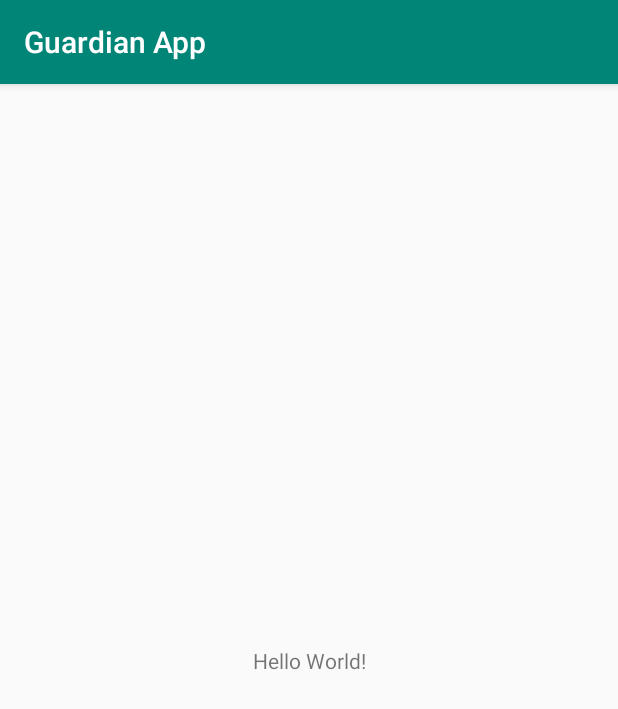
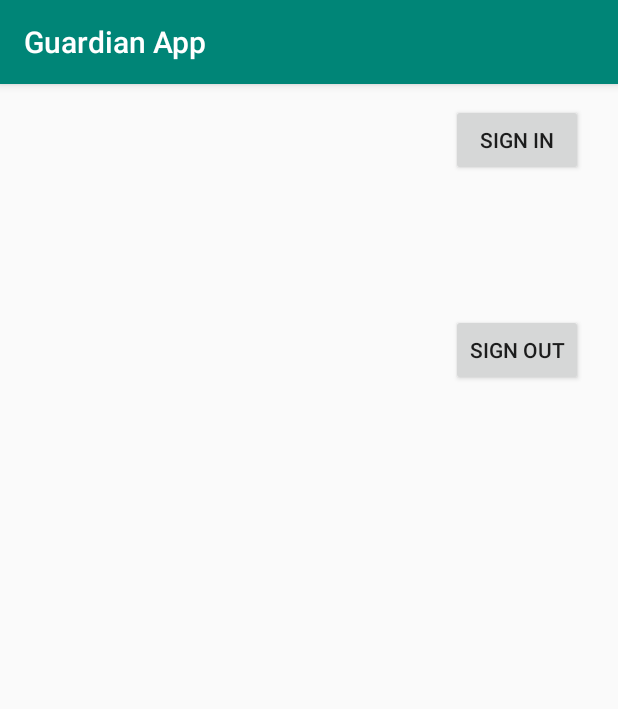
Before and after one commit to mendess/SIRS, an Android app: the screen it shows after launch (MainActivity), on a phone screen of 412 x 824 dp. Shown: the top 709 px of the screen. Run offline under Robolectric (Android 15) with nearby library versions, the phone set to English and light mode, and no system bars; our stand-ins replace Firebase (no records; nobody signed in at launch, a user with empty details on screens opened directly).

Commit message:
Sign In/Out buttons added

```diff
--- a/Guardian/app/src/main/java/com/sirs/guardianapp/MainActivity.java
+++ b/Guardian/app/src/main/java/com/sirs/guardianapp/MainActivity.java
@@ -27,7 +27,7 @@ import com.google.firebase.auth.FirebaseUser;
 import com.google.firebase.auth.GoogleAuthProvider;
 
 
-public class MainActivity extends AppCompatActivity implements View.OnClickListener{
+public class MainActivity extends AppCompatActivity implements View.OnClickListener {
 
     private FirebaseAuth mAuth;
     private GoogleSignInClient mGoogleSignInClient;
@@ -38,6 +38,11 @@ public class MainActivity extends AppCompatActivity implements View.OnClickListe
     protected void onCreate(Bundle savedInstanceState) {
         super.onCreate(savedInstanceState);
         setContentView(R.layout.activity_main);
+
+        // Button listeners
+        findViewById(R.id.signInButton).setOnClickListener(this);
+        findViewById(R.id.signOutButton).setOnClickListener(this);
+
         GoogleSignInOptions gso = new GoogleSignInOptions.Builder(GoogleSignInOptions.DEFAULT_SIGN_IN)
                 .requestIdToken(getString(R.string.default_web_client_id))
                 .requestEmail()
@@ -120,14 +125,12 @@ public class MainActivity extends AppCompatActivity implements View.OnClickListe
 
     @Override
     public void onClick(View v) {
-       /* int i = v.getId();
+        int i = v.getId();
         if (i == R.id.signInButton) {
             signIn();
         } else if (i == R.id.signOutButton) {
             signOut();
-        } else if (i == R.id.disconnectButton) {
-            revokeAccess();
-        }*/
+        }
     }
 
     private void updateUI(FirebaseUser user) {
@@ -146,6 +149,20 @@ public class MainActivity extends AppCompatActivity implements View.OnClickListe
         }
     }
 
+    private void signOut() {
+        // Firebase sign out
+        mAuth.signOut();
+
+        // Google sign out
+        mGoogleSignInClient.signOut().addOnCompleteListener(this,
+                new OnCompleteListener<Void>() {
+                    @Override
+                    public void onComplete(@NonNull Task<Void> task) {
+                        updateUI(null);
+                    }
+                });
+    }
+
 
 
 }
--- a/Guardian/app/src/main/res/layout/activity_main.xml
+++ b/Guardian/app/src/main/res/layout/activity_main.xml
@@ -6,13 +6,31 @@
     android:layout_height="match_parent"
     tools:context=".MainActivity">
 
-    <TextView
+    <Button
+        android:id="@+id/signInButton"
         android:layout_width="wrap_content"
         android:layout_height="wrap_content"
-        android:text="Hello World!"
-        app:layout_constraintBottom_toBottomOf="parent"
-        app:layout_constraintLeft_toLeftOf="parent"
-        app:layout_constraintRight_toRightOf="parent"
+        android:layout_marginStart="300dp"
+        android:layout_marginTop="18dp"
+        android:layout_marginEnd="23dp"
+        android:layout_marginBottom="46dp"
+        android:text="@string/signin_button_text"
+        app:layout_constraintBottom_toTopOf="@+id/signOutButton"
+        app:layout_constraintEnd_toEndOf="parent"
+        app:layout_constraintStart_toStartOf="parent"
         app:layout_constraintTop_toTopOf="parent" />
 
+    <Button
+        android:id="@+id/signOutButton"
+        android:layout_width="wrap_content"
+        android:layout_height="wrap_content"
+        android:layout_marginStart="300dp"
+        android:layout_marginTop="46dp"
+        android:layout_marginEnd="23dp"
+        android:layout_marginBottom="571dp"
+        android:text="@string/signout_button_text"
+        app:layout_constraintBottom_toBottomOf="parent"
+        app:layout_constraintEnd_toEndOf="parent"
+        app:layout_constraintStart_toStartOf="parent"
+        app:layout_constraintTop_toBottomOf="@+id/signInButton" />
 </androidx.constraintlayout.widget.ConstraintLayout>
--- a/Guardian/app/src/main/res/values/strings.xml
+++ b/Guardian/app/src/main/res/values/strings.xml
@@ -1,4 +1,5 @@
 <resources>
     <string name="app_name">Guardian App</string>
-    <string name="default_web_client_id">1:82062997355:android:a0925a7d967d760f8f3e2e</string>
+    <string name="signin_button_text">Sign In</string>
+    <string name="signout_button_text">Sign Out</string>
 </resources>
```
